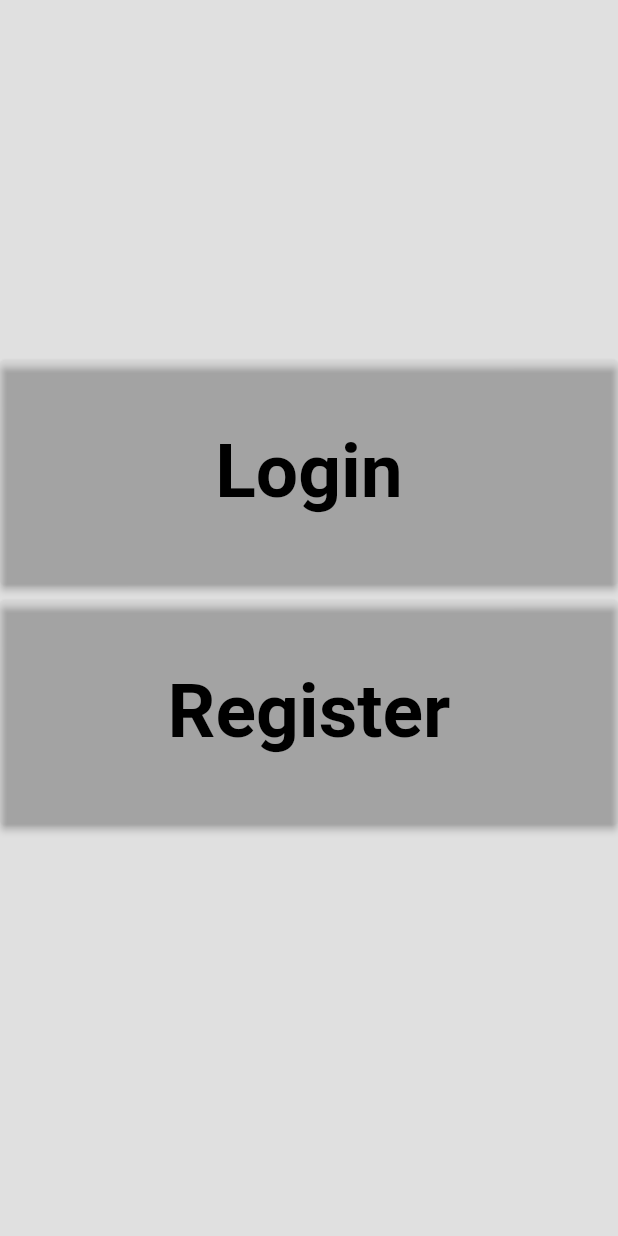
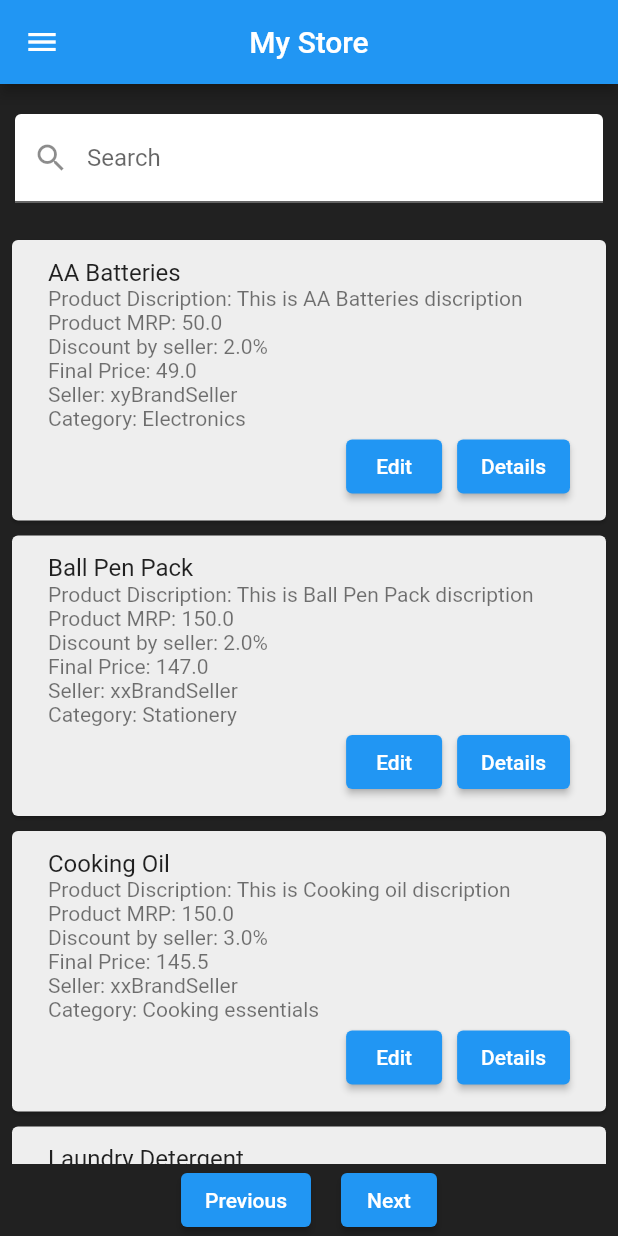
Before and after one commit to BloodHound31/Training_Java_Flutter, a Flutter app: the screen it shows after launch, on a phone screen of 412 x 824 dp. Run offline on Flutter 3.47's test engine with Material 2 defaults, Android fonts, the phone set to English and light mode, and no system bars; our stand-ins replace fluttertoast, google_fonts.

Commit message:
Day 2
Created a products list page in flutter\nCreated products api\nMade a small change in UI for login and registration

```diff
--- /dev/null
+++ b/Registration_Login/lib/Pages/ListOrders.dart
@@ -0,0 +1,207 @@
+import 'package:flutter/material.dart';
+import 'package:resgistration_login/Service/product_data.dart';
+
+class ListOrders extends StatefulWidget {
+  const ListOrders({super.key});
+
+  @override
+  State<ListOrders> createState() => _ListOrdersState();
+}
+
+class _ListOrdersState extends State<ListOrders> {
+
+  List<ProductData> productList = [
+    ProductData(productName: 'Cooking Oil', productPrice: 150.00, sellerDiscount: 3.00, sellerName: 'xxBrandSeller', productDiscription: 'This is Cooking oil discription', productCategories: 'Cooking essentials'),
+    ProductData(productName: 'AA Batteries', productPrice: 50.00, sellerDiscount: 2.00, sellerName: 'xyBrandSeller', productDiscription: 'This is AA Batteries discription', productCategories: 'Electronics'),
+    ProductData(productName: 'Shampoo', productPrice: 150.00, sellerDiscount: 3.00, sellerName: 'xzBrandSeller', productDiscription: 'This is Shampoo discription', productCategories: ' Hair Care'),
+    ProductData(productName: 'Laundry Detergent', productPrice: 250.00, sellerDiscount: 5.00, sellerName: 'xxBrandSeller', productDiscription: 'This is Laundry Detergent discription', productCategories: 'Household Essentials'),
+    ProductData(productName: 'Trash Bags', productPrice: 60.00, sellerDiscount: 2.00, sellerName: 'xxBrandSeller', productDiscription: 'This is Trash Bags discription', productCategories: 'Household essentials'),
+    ProductData(productName: 'Notepad', productPrice: 100.00, sellerDiscount: 10.00, sellerName: 'xxBrandSeller', productDiscription: 'This is Notepad discription', productCategories: 'Stationery'),
+    ProductData(productName: 'Ball Pen Pack', productPrice: 150.00, sellerDiscount: 2.00, sellerName: 'xxBrandSeller', productDiscription: 'This is Ball Pen Pack discription', productCategories: 'Stationery')
+  ];
+
+
+  List<ProductData> foundProduct= [];
+  @override
+  void initState() {
+    // TODO: implement initState
+    foundProduct = productList;
+    super.initState();
+
+  }
+
+  void SearchProduct(String enteredKeyword){
+    List<ProductData> result= [];
+    if(enteredKeyword.isEmpty){
+      result = productList;
+    }else{
+        result = productList.where((element) => element.productName.toLowerCase().contains(enteredKeyword.toLowerCase())
+            || element.productCategories.toLowerCase().contains(enteredKeyword.toLowerCase())).toList();
+
+    }
+    setState(() { foundProduct = result;});
+  }
+
+
+  @override
+  Widget build(BuildContext context) {
+
+    PageController _pageController = PageController(initialPage: 0);
+    productList.sort((a,b) => a.productName.compareTo(b.productName));
+    return Scaffold(
+      drawer: Drawer(
+        child: ListView(
+          children: [
+            UserAccountsDrawerHeader(accountName: Text('accountName'), accountEmail: Text('accountEmail')),
+            ListTile(
+              leading: Icon(Icons.login),
+              title: Text('Login'),
+              onTap: (){
+                Navigator.pushNamed(context, '/Home');
+              },
+            ),
+          ],
+        ),
+      ),
+      appBar: AppBar(
+        title: Text('My Store'),
+        centerTitle: true,
+      ),
+      backgroundColor: Colors.grey[900],
+      body: SafeArea(
+        child: Column(
+          children: [
+            Padding(
+              padding: const EdgeInsets.symmetric(horizontal: 10.0, vertical: 20),
+              child: TextField(
+                onChanged: (value) => SearchProduct(value),
+                decoration: InputDecoration(
+                  fillColor: Colors.white,
+                  filled: true,
+                  labelText: 'Search',
+                  prefixIcon: Icon(Icons.search),
+                ),
+              ),
+            ),
+            Expanded(
+              child: (foundProduct.length > 5)?PageView.builder(
+                controller: _pageController,
+                itemCount: (foundProduct.length / 5).ceil(),
+                itemBuilder: (context, pageIndex) {
+                  final int startIndex = pageIndex * 5;
+                  final int endIndex =
+                  (startIndex + 5 < foundProduct.length) ? startIndex + 5 : foundProduct.length;
+
+                  final List<ProductData> productsOnPage = foundProduct.sublist(startIndex, endIndex);
+                  return Container(
+                    height: MediaQuery.of(context).size.height * 0.5,
+                    child: ListView.builder(
+                      itemCount: productsOnPage.length,
+                      itemBuilder: (context, index) {
+                        return Padding(
+                          padding: EdgeInsets.symmetric(vertical: 1.0, horizontal: 4.0),
+                          child: Card(
+                            color: Colors.grey[200],
+                            child: Padding(
+                              padding: const EdgeInsets.all(8.0),
+                              child: ListTile(
+                                title: Text(productsOnPage[index].productName),
+                                subtitle: Column(
+                                  crossAxisAlignment: CrossAxisAlignment.start,
+                                  children: [
+                                    Text('Product Discription: ${productsOnPage[index].productDiscription}'),
+                                    Text('Product MRP: ${productsOnPage[index].productPrice.toString()}'),
+                                    Text('Discount by seller: ${productsOnPage[index].sellerDiscount.toString()}%'),
+                                    Text('Final Price: ${productsOnPage[index].finalPrice.toString()}'),
+                                    Text('Seller: ${productsOnPage[index].sellerName}'),
+                                    Text('Category: ${productsOnPage[index].productCategories}'),
+                                    Row(
+                                      mainAxisAlignment: MainAxisAlignment.end,
+                                      children: [
+                                        ElevatedButton(onPressed: (){}, child: Text('Edit')),
+                                        SizedBox(width: 10),
+                                        ElevatedButton(onPressed: (){}, child: Text('Details')),
+                                      ],
+                                    )
+                                  ],
+                                ),
+                              ),
+                            ),
+                          ),
+                        );
+                      },
+                    ),
+                  );
+                },
+              ):
+              ListView.builder(
+                itemCount: foundProduct.length,
+                itemBuilder: (context, index) {
+                  return Padding(
+                    padding: EdgeInsets.symmetric(vertical: 1.0, horizontal: 4.0),
+                    child: Card(
+                      color: Colors.grey[200],
+                      child: Padding(
+                        padding: const EdgeInsets.all(8.0),
+                        child: ListTile(
+                          title: Text(foundProduct[index].productName),
+                          subtitle: Column(
+                            crossAxisAlignment: CrossAxisAlignment.start,
+                            children: [
+                              Text('Product Discription: ${foundProduct[index].productDiscription}'),
+                              Text('Product MRP: ${foundProduct[index].productPrice.toString()}'),
+                              Text('Discount by seller: ${foundProduct[index].sellerDiscount.toString()}%'),
+                              Text('Final Price: ${foundProduct[index].finalPrice.toString()}'),
+                              Text('Seller: ${foundProduct[index].sellerName}'),
+                              Text('Category: ${foundProduct[index].productCategories}'),
+                              Row(
+                                mainAxisAlignment: MainAxisAlignment.end,
+                                children: [
+                                  ElevatedButton(onPressed: (){}, child: Text('Edit')),
+                                  SizedBox(width: 10),
+                                  ElevatedButton(onPressed: (){}, child: Text('Details')),
+                                ],
+                              )
+                            ],
+                          ),
+                        ),
+                      ),
+                    ),
+                  );
+                },
+              ),
+            ),
+            Row(
+              mainAxisAlignment: MainAxisAlignment.center,
+              children: [
+                ElevatedButton(
+                  onPressed: () {
+                    if (_pageController.page! > 0) {
+                      _pageController.previousPage(
+                        duration: Duration(milliseconds: 300),
+                        curve: Curves.easeInOut,
+                      );
+                    }
+                  },
+                  child: Text('Previous'),
+                ),
+                SizedBox(width: 20),
+                ElevatedButton(
+                  onPressed: () {
+                    if (_pageController.page! < (productList.length / 5).ceil() - 1) {
+                      _pageController.nextPage(
+                        duration: Duration(milliseconds: 300),
+                        curve: Curves.easeInOut,
+                      );
+                    }
+                  },
+                  child: Text('Next'),
+                ),
+              ],
+            ),
+          ],
+        ),
+      ),
+    );
+  }
+}
--- a/Registration_Login/lib/Pages/forgot_password.dart
+++ b/Registration_Login/lib/Pages/forgot_password.dart
@@ -65,7 +65,7 @@ class _ForgotPasswordState extends State<ForgotPassword> {
                         key: _formKey,
                         child: Column(
                           children: [
-                            iF.InputText(textField: 'emailId', controller: _emailController),
+                            iF.InputText(textField: 'EmailId', controller: _emailController),
                             SizedBox(height: 20),
                             iF.InputText(textField: 'oldPassword', controller: _oldPasswordController, isObsurce: true),
                             SizedBox(height: 20.0),
--- /dev/null
+++ b/Registration_Login/lib/Service/product_data.dart
@@ -0,0 +1,26 @@
+
+
+class ProductData{
+
+  late String productName;
+  late double productPrice;
+  late double sellerDiscount;
+  late double finalPrice;
+  late String sellerName;
+  late String productDiscription;
+  late String productCategories;
+
+  ProductData({required this.productName, required this.productPrice, required this.sellerDiscount, required this.sellerName, required this.productDiscription, required this.productCategories}){
+    finalPrice = calculateFinalPrice(productPrice, sellerDiscount);
+  }
+
+  double calculateFinalPrice(double productPrice, double discountPercentage) {
+    double discountAmount = productPrice * (discountPercentage / 100);
+    double finalPrice = productPrice - discountAmount;
+    return finalPrice;
+  }
+
+
+
+
+}
--- a/Registration_Login/lib/main.dart
+++ b/Registration_Login/lib/main.dart
@@ -1,4 +1,5 @@
 import 'package:flutter/material.dart';
+import 'package:resgistration_login/Pages/ListOrders.dart';
 import 'package:resgistration_login/Pages/after_login.dart';
 import 'package:resgistration_login/Pages/forgot_password.dart';
 import 'package:resgistration_login/Pages/home.dart';
@@ -9,8 +10,9 @@ import 'package:resgistration_login/Pages/register.dart';
 void main() {
   runApp(MaterialApp(
     debugShowCheckedModeBanner: false,
-    initialRoute: '/Home',
+    initialRoute: '/OrderList',
     routes: {
+      '/OrderList': (context) => ListOrders(),
       '/Home': (context) => Home(),
       '/Register':(context)=>Registration(),
       '/Login':(context)=>Login(),
--- a/Registration_Login/pubspec.yaml
+++ b/Registration_Login/pubspec.yaml
@@ -33,6 +33,7 @@ dependencies:
   http: ^1.1.0
   intl: ^0.18.1
   fluttertoast: ^8.2.2
+  google_fonts: ^5.1.0
 
 
   # The following adds the Cupertino Icons font to your application.
```
Also changed, not shown: Registration_Login/lib/Pages/login.dart (+5 -4 lines), Registration_Login/lib/UI/text_field.dart (+14 -2 lines), Registration_Login/pubspec.lock, 7 other files.
